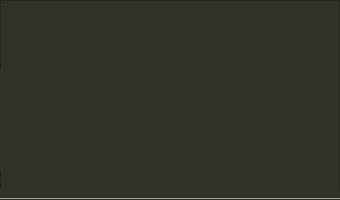
Before: the Qt Designer form qtcreatorFile/oneComment.ui in TigaNoEnemy/PixivProject, drawn with Qt 5.
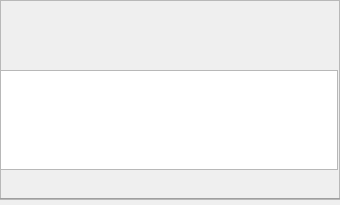
After: the same form once the commit is applied. Custom widgets are drawn as their Qt base class.

Patch:
```diff
--- a/qtcreatorFile/oneComment.ui
+++ b/qtcreatorFile/oneComment.ui
@@ -7,7 +7,7 @@
     <x>0</x>
     <y>0</y>
     <width>340</width>
-    <height>200</height>
+    <height>205</height>
    </rect>
   </property>
   <property name="windowTitle">
@@ -23,7 +23,7 @@
     </rect>
    </property>
    <property name="styleSheet">
-    <string notr="true">background-color: rgb(48, 51, 41);
+    <string notr="true">
 </string>
    </property>
    <property name="frameShape">
@@ -42,7 +42,7 @@
      </rect>
     </property>
     <property name="styleSheet">
-     <string notr="true">color: rgb(255, 255, 255);</string>
+     <string notr="true"/>
     </property>
     <property name="text">
      <string/>
@@ -58,8 +58,7 @@
      </rect>
     </property>
     <property name="styleSheet">
-     <string notr="true">
-color: rgb(255, 255, 255);</string>
+     <string notr="true"/>
     </property>
     <property name="text">
      <string/>
@@ -75,9 +74,7 @@
      </rect>
     </property>
     <property name="styleSheet">
-     <string notr="true">color: rgb(255, 255, 255);
-background-color: rgb(48, 51, 41);
-border: none;</string>
+     <string notr="true"/>
     </property>
     <property name="horizontalScrollBarPolicy">
      <enum>Qt::ScrollBarAlwaysOff</enum>
@@ -96,8 +93,7 @@
      </rect>
     </property>
     <property name="styleSheet">
-     <string notr="true">color: rgb(209, 209, 209);
-color: rgb(147, 147, 147);</string>
+     <string notr="true"/>
     </property>
     <property name="text">
      <string/>
```
